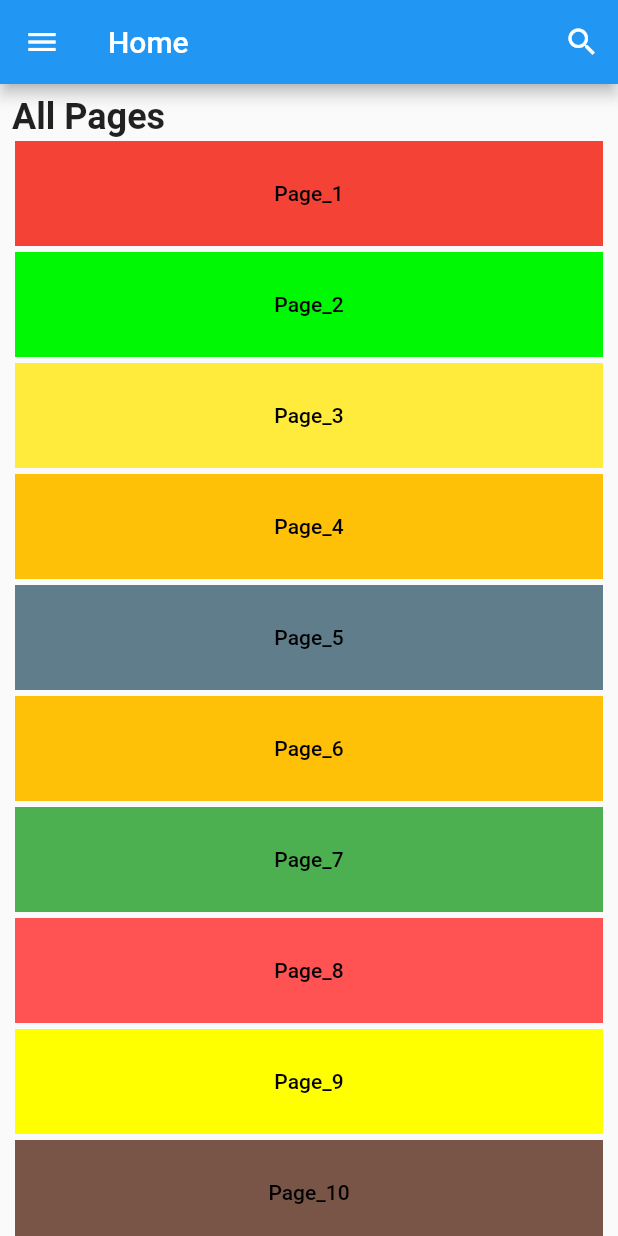
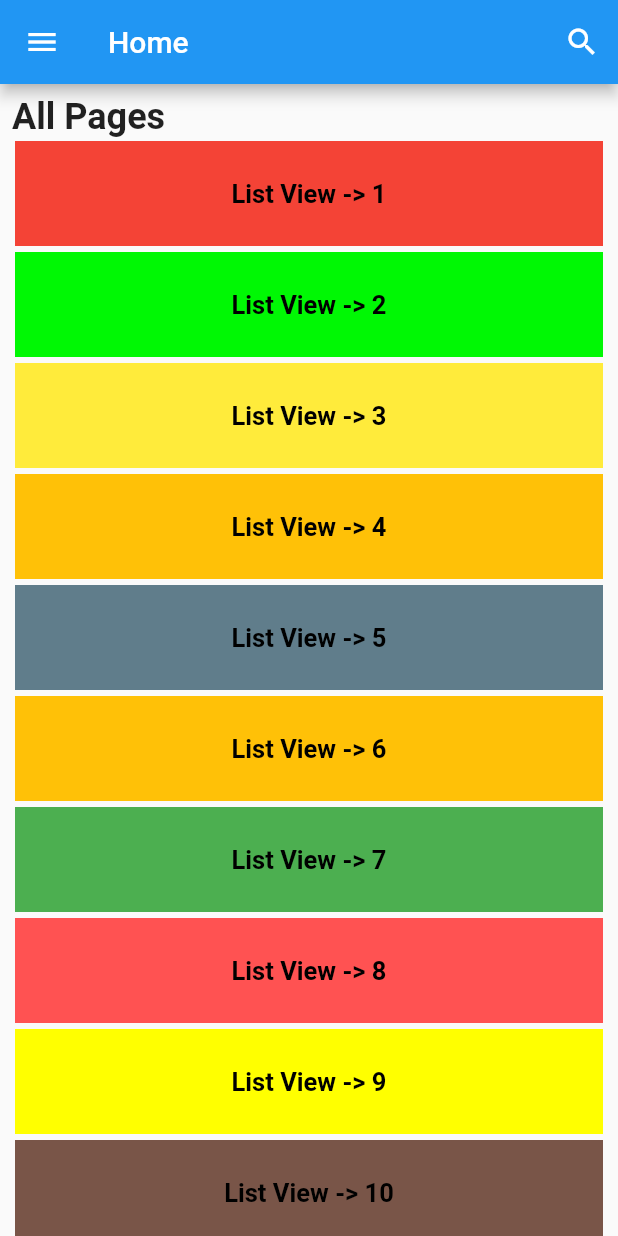
Before and after one commit to Masud322/flutter_project, a Flutter app: the screen it shows after launch, on a phone screen of 412 x 824 dp. Run offline on Flutter 3.47's test engine with Material 2 defaults, Android fonts, the phone set to English and light mode, and no system bars.

Commit message:
Change text

```diff
--- a/lib/main.dart
+++ b/lib/main.dart
@@ -105,8 +105,8 @@ class MyHomePage extends StatelessWidget {
                       MaterialPageRoute(builder: (context) => Page_1()));
                 },
                 child: const Text(
-                  'Page_1',
-                  style: TextStyle(color: Colors.black),
+                  'List View -> 1',
+                  style: TextStyle(color: Colors.black, fontSize: 17,fontWeight: FontWeight.bold),
                 ),
               ),
             ),
@@ -120,8 +120,8 @@ class MyHomePage extends StatelessWidget {
                       MaterialPageRoute(builder: (context) => Page_2()));
                 },
                 child: const Text(
-                  'Page_2',
-                  style: TextStyle(color: Colors.black),
+                  'List View -> 2',
+                  style: TextStyle(color: Colors.black, fontSize: 17,fontWeight: FontWeight.bold),
                 ),
               ),
             ),
@@ -135,8 +135,8 @@ class MyHomePage extends StatelessWidget {
                       MaterialPageRoute(builder: (context) => Page_3()));
                 },
                 child: const Text(
-                  'Page_3',
-                  style: TextStyle(color: Colors.black),
+                  'List View -> 3',
+                  style: TextStyle(color: Colors.black, fontSize: 17,fontWeight: FontWeight.bold),
                 ),
               ),
             ),
@@ -150,8 +150,8 @@ class MyHomePage extends StatelessWidget {
                       MaterialPageRoute(builder: (context) => Page_4()));
                 },
                 child: const Text(
-                  'Page_4',
-                  style: TextStyle(color: Colors.black),
+                  'List View -> 4',
+                  style: TextStyle(color: Colors.black, fontSize: 17,fontWeight: FontWeight.bold),
                 ),
               ),
             ),
@@ -165,8 +165,8 @@ class MyHomePage extends StatelessWidget {
                       MaterialPageRoute(builder: (context) => Page_5()));
                 },
                 child: const Text(
-                  'Page_5',
-                  style: TextStyle(color: Colors.black),
+                  'List View -> 5',
+                  style: TextStyle(color: Colors.black, fontSize: 17,fontWeight: FontWeight.bold),
                 ),
               ),
             ),
@@ -180,8 +180,8 @@ class MyHomePage extends StatelessWidget {
                       MaterialPageRoute(builder: (context) => Page_6()));
                 },
                 child: const Text(
-                  'Page_6',
-                  style: TextStyle(color: Colors.black),
+                  'List View -> 6',
+                  style: TextStyle(color: Colors.black, fontSize: 17,fontWeight: FontWeight.bold),
                 ),
               ),
             ),
@@ -195,8 +195,8 @@ class MyHomePage extends StatelessWidget {
                       MaterialPageRoute(builder: (context) => Page_7()));
                 },
                 child: const Text(
-                  'Page_7',
-                  style: TextStyle(color: Colors.black),
+                  'List View -> 7',
+                  style: TextStyle(color: Colors.black, fontSize: 17,fontWeight: FontWeight.bold),
                 ),
               ),
             ),
@@ -210,8 +210,8 @@ class MyHomePage extends StatelessWidget {
                       MaterialPageRoute(builder: (context) => Page_8()));
                 },
                 child: const Text(
-                  'Page_8',
-                  style: TextStyle(color: Colors.black),
+                  'List View -> 8',
+                  style: TextStyle(color: Colors.black, fontSize: 17,fontWeight: FontWeight.bold),
                 ),
               ),
             ),
@@ -225,8 +225,8 @@ class MyHomePage extends StatelessWidget {
                       MaterialPageRoute(builder: (context) => Page_9()));
                 },
                 child: const Text(
-                  'Page_9',
-                  style: TextStyle(color: Colors.black),
+                  'List View -> 9',
+                  style: TextStyle(color: Colors.black, fontSize: 17,fontWeight: FontWeight.bold),
                 ),
               ),
             ),
@@ -240,8 +240,8 @@ class MyHomePage extends StatelessWidget {
                       MaterialPageRoute(builder: (context) => Page_10()));
                 },
                 child: const Text(
-                  'Page_10',
-                  style: TextStyle(color: Colors.black),
+                  'List View -> 10',
+                  style: TextStyle(color: Colors.black, fontSize: 17,fontWeight: FontWeight.bold),
                 ),
               ),
             ),
```
